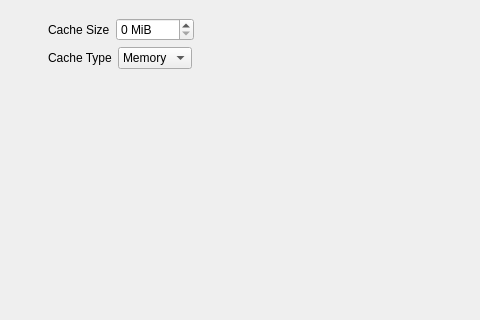
This is 2.x/UI/dooble_settings.ui in textbrowser/dooble as Qt 5 draws it before an edit; both pictures show x 81 to 561 and y 0 to 320 of the 800 by 700 pixel window. The edited form follows.
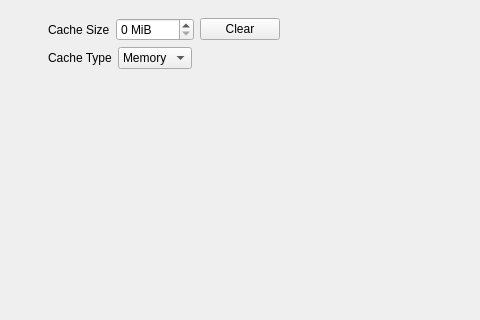
This is the edited form. Icons and pictures are not drawn.

Commit message: Allow clearing of the HTTP cache.

```diff
--- a/2.x/UI/dooble_settings.ui
+++ b/2.x/UI/dooble_settings.ui
@@ -238,6 +238,13 @@
               </property>
              </widget>
             </item>
+            <item>
+             <widget class="QPushButton" name="clear_cache">
+              <property name="text">
+               <string>Clear</string>
+              </property>
+             </widget>
+            </item>
             <item>
              <spacer name="horizontalSpacer_2">
               <property name="orientation">
```
Left out of the diff: 3 changed lines with no effect on the pictures. The commit also changes 2 other files.
